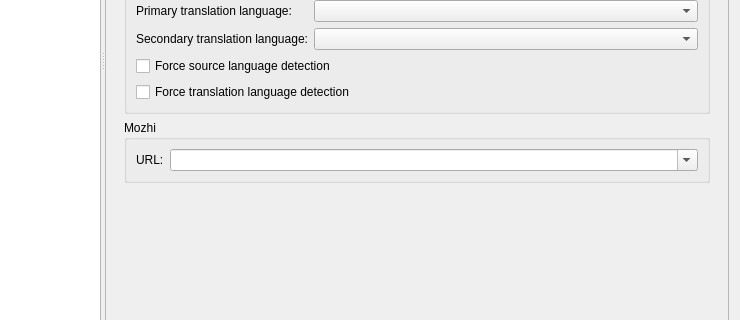
First picture: the form in src/settings/settingsdialog.ui, repository KDE/crow-translate, before the edit; both pictures show x 110 to 850 and y 256 to 576 of the 850 by 660 pixel window.
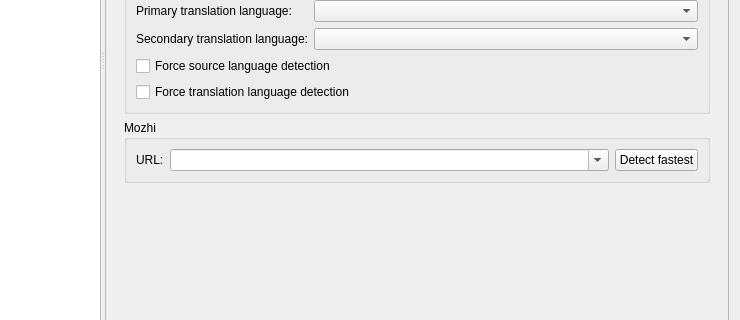
Second picture: the form after the edit. The open tabs and pages were chosen to show the change. Icons and pictures are not drawn. Custom widgets are drawn as their Qt base class.

```diff
--- a/src/settings/settingsdialog.ui
+++ b/src/settings/settingsdialog.ui
@@ -767,15 +767,15 @@
               <property name="title">
                <string notr="true">Mozhi</string>
               </property>
-              <layout class="QFormLayout" name="formLayout_11">
-               <item row="0" column="0">
+              <layout class="QHBoxLayout" name="horizontalLayout">
+               <item>
                 <widget class="QLabel" name="mozhiUrlLabel">
                  <property name="text">
                   <string notr="true">URL:</string>
                  </property>
                 </widget>
                </item>
-               <item row="0" column="1">
+               <item>
                 <widget class="QComboBox" name="mozhiUrlComboBox">
                  <property name="sizePolicy">
                   <sizepolicy hsizetype="MinimumExpanding" vsizetype="Fixed">
@@ -794,6 +794,16 @@
                  </property>
                 </widget>
                </item>
+               <item>
+                <widget class="QPushButton" name="detectFastestButton">
+                 <property name="toolTip">
+                  <string>Automatically pick the fastest instance based on the ping</string>
+                 </property>
+                 <property name="text">
+                  <string>Detect fastest</string>
+                 </property>
+                </widget>
+               </item>
               </layout>
              </widget>
             </item>
```
Left out of the diff: 22 changed lines with no effect on the pictures.
